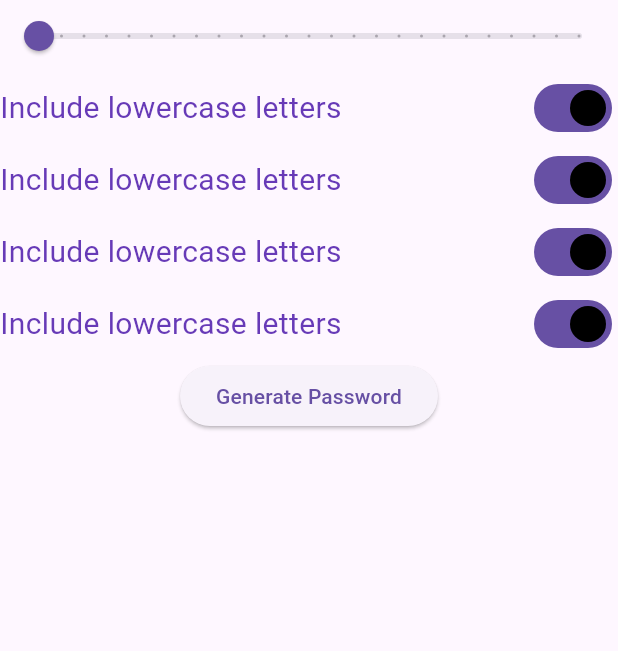
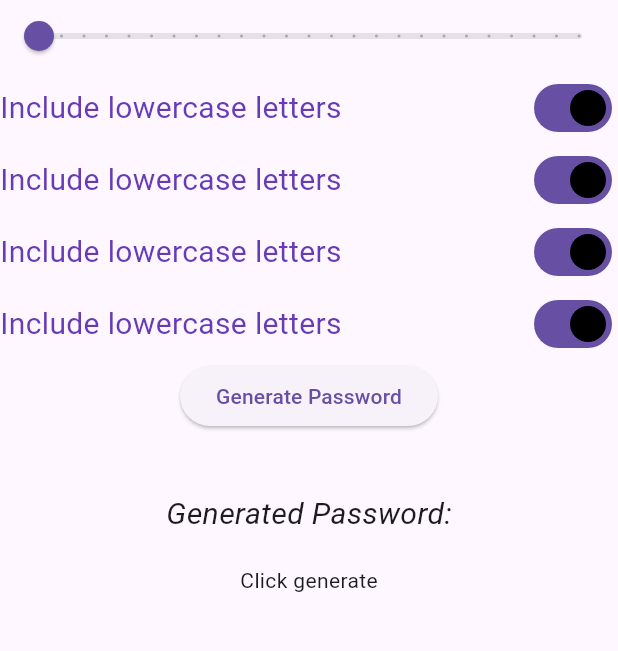
Before and after one commit to Ritesh-Raj-Singh/Password_Generator, a Flutter app: the screen it shows after launch, on a phone screen of 412 x 824 dp, the part 84-735 px from its top. Run offline on Flutter 3.47's test engine with Material 3 defaults, Android fonts, the phone set to English and light mode, and no system bars.

Commit message:
second update

```diff
--- a/lib/main.dart
+++ b/lib/main.dart
@@ -1,3 +1,5 @@
+import 'dart:math';
+
 import 'package:flutter/material.dart';
 
 void main() {
@@ -12,12 +14,12 @@ class MainApp extends StatefulWidget {
 }
 
 class _MainAppState extends State<MainApp> {
-  double currentSliderPrimaryValue = 8;
+  double noofchar = 8;
   bool lightUpper = true;
   bool lightLower = true;
   bool lightNumber = true;
   bool lightChar = true;
-  String password = '';
+  String password = 'Click generate';
   @override
   Widget build(BuildContext context) {
     return MaterialApp(
@@ -31,15 +33,15 @@ class _MainAppState extends State<MainApp> {
           child: Column(
             children: <Widget>[
               Slider(
-                value: currentSliderPrimaryValue,
+                value: noofchar,
                 min: 8,
                 max: 32,
                 divisions: 24,
                 // secondaryTrackValue: _currentSliderSecondaryValue,
-                label: currentSliderPrimaryValue.round().toString(),
+                label: noofchar.round().toString(),
                 onChanged: (nvalue) {
                   setState(() {
-                    currentSliderPrimaryValue = nvalue;
+                    noofchar = nvalue;
                   });
                 },
               ),
@@ -120,9 +122,42 @@ class _MainAppState extends State<MainApp> {
                 ],
               ),
               ElevatedButton(
+                // onPressed: () {
+                //   setState(() {
+                //   if(!(lightLower || lightUpper || lightNumber || lightChar)){
+                //     setState(() {
+                //       showDialog(
+                //         context: context,
+                //         builder: (BuildContext content){
+                //           return AlertDialog(
+                //             title: Text('No Password Generated'),
+                //             content: Text('Please select at least one type of elements to generate a valid password'),
+                //             actions: [
+                //               TextButton(
+                //                 onPressed: () {
+                //                   setState(() {
+                //                   Navigator.pop(context);
+                //                   });
+                //                 },
+                //                 child: Text('OK')
+                //               )
+                //             ],
+                //           );
+                //         }
+                //       );
+                //     });
+                //   }
+                //   else {
+                //     setState(() {
+                //       password = generate(lightLower, lightUpper, lightNumber, lightChar, noofchar);
+                //     });
+                //   }
+                //   });
+                // },
+
                 onPressed: () =>
-
                   // do something
+                  setState(() {
                     showDialog<String>(
                       context: context,
                       builder: (BuildContext context) {
@@ -141,14 +176,18 @@ class _MainAppState extends State<MainApp> {
                           ],
                         );
                       }
-                  ),
+                    );
+                  }),
                 child: Text('Generate Password')
               ),
-              // TextField(
-              //   showCursor: false,
-              //   readOnly: true,
-
-              // )
+              Padding(
+                padding: const EdgeInsets.only(top: 40),
+                child: Text('Generated Password:', style: TextStyle(fontSize: 20, fontStyle: FontStyle.italic)),
+              ),
+              Padding(
+                padding: const EdgeInsets.only(top: 20),
+                child: Text(password),
+              ),
             ],
           ),
         )
@@ -156,3 +195,41 @@ class _MainAppState extends State<MainApp> {
     );
   }
 }
+
+generate(bool lightLower, bool lightUpper, bool lightNumber, bool lightChar, double noofchar){
+//   Array lower, upper, number, char;
+// var lower = [], upper = [], number = [], char = [];
+var all = [];
+for(int i = 97; i < 123; i++) {
+  all[0][i-97] = String.fromCharCode(i);
+}
+for(int i = 65; i < 90; i++) {
+  all[1][i-65] = String.fromCharCode(i);
+}
+for(int i = 48; i < 58; i++) {
+  all[2][i-48] = String.fromCharCode(i);
+}
+for(int i = 21; i < 48; i++) {
+  all[3][i-21] = String.fromCharCode(i);
+}
+// generates a new Random object
+final rrandom = Random();
+
+// generate a random index based on the list length
+// and use it to retrieve the element
+var test = [];
+if(lightLower) test.add(0);
+if(lightUpper) test.add(1);
+if(lightNumber) test.add(2);
+if(lightChar) test.add(3);
+
+var indx = test[rrandom.nextInt(test.length)];
+String password = '';
+for(int i = 0; i < noofchar; i++){
+  password += all[indx][rrandom.nextInt(all[indx].length)];
+}
+
+return password;
+
+// var element = list[rrandom.nextInt(list.length)];
+}
```
Lines whose indentation alone changed are shown as unchanged.
